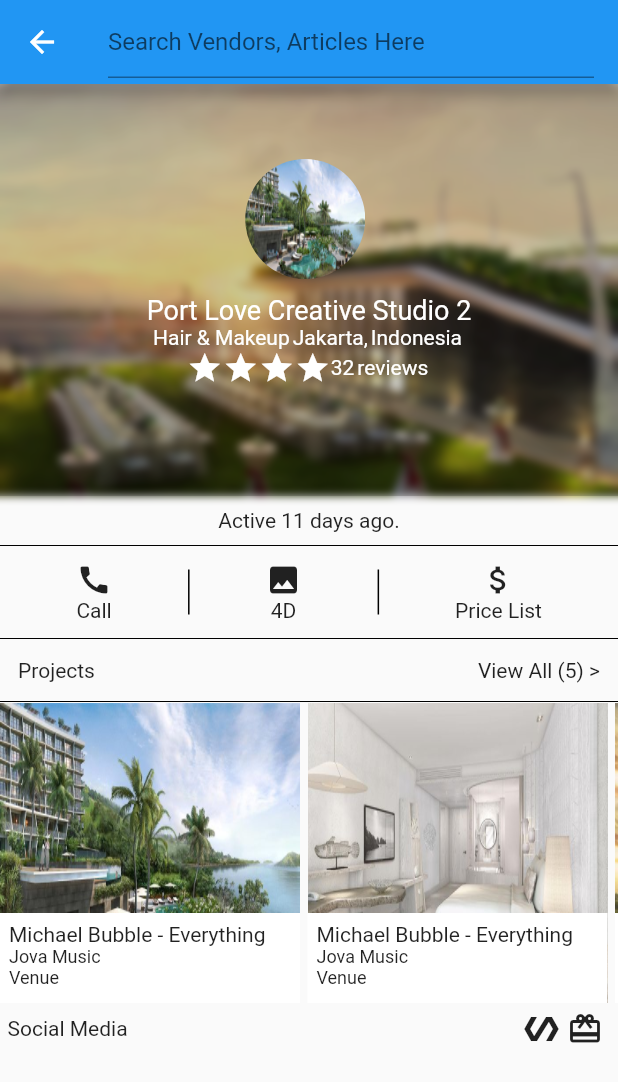
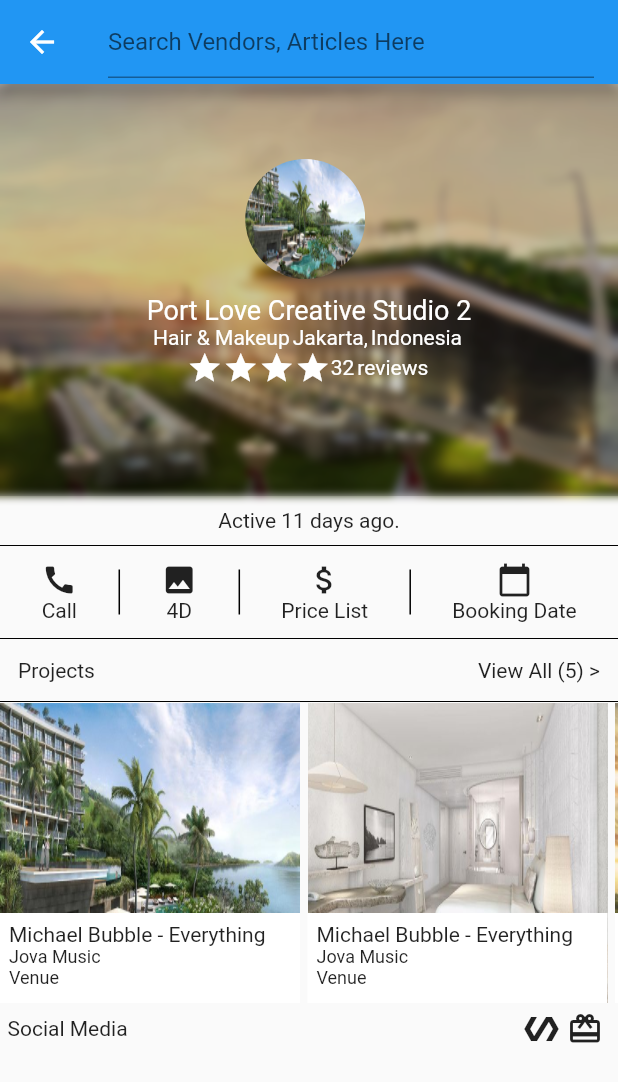
Before and after one commit to agusdarma/bride_story, a Flutter app: the VendorPage screen opened directly, on a phone screen of 412 x 824 dp. Shown: the top 1082 px of the screen. Run offline on Flutter 3.47's test engine with Material 2 defaults, Android fonts, the phone set to English and light mode, and no system bars; our stand-ins replace carousel_pro, fluro, shared_preferences; missing offline and left inert: flutter_html_view, scrolling_calendar; accounts and stored records are empty; statements that could not run were skipped.

Commit message:
update booking date

```diff
--- a/lib/pages/vendor_page.dart
+++ b/lib/pages/vendor_page.dart
@@ -295,6 +295,24 @@ class _VendorPageState extends State<VendorPage> {
             onTap: () {
               _navigateToPriceListPage(context);
             },
+          ),
+          new Container(
+            height: 30.0,
+            width: 1.0,
+            color: Colors.black,
+            margin: const EdgeInsets.only(left: 10.0, right: 10.0),
+          ),
+          new GestureDetector(
+            child: new Column(
+              mainAxisSize: MainAxisSize.min,
+              children: <Widget>[
+                new Icon(Icons.calendar_today),
+                new Text("Booking Date", style: TextStyle(fontSize: 14.0)),
+              ],
+            ),
+            onTap: () {
+              _navigateToBookingPage(context);
+            },
           )
         ],
       ),
@@ -489,4 +507,8 @@ class _VendorPageState extends State<VendorPage> {
   void _navigateProjectListPage(BuildContext context) {
     Navigator.pushNamed(context, "/projectListPage");
   }
+
+  void _navigateToBookingPage(BuildContext context) {
+    Navigator.pushNamed(context, "/bookingPage");
+  }
 }
--- a/pubspec.yaml
+++ b/pubspec.yaml
@@ -33,6 +33,9 @@ dependencies:
 
   # html render
   flutter_html_view: ^0.5.2
+
+  # calendar
+  scrolling_calendar: "^0.2.10"
 
 
 dev_dependencies:
```
Also changed, not shown: lib/main.dart (+7 -0 lines), lib/pages/booking_page.dart (added, +43 -0 lines), pubspec.lock, 1 other file.
